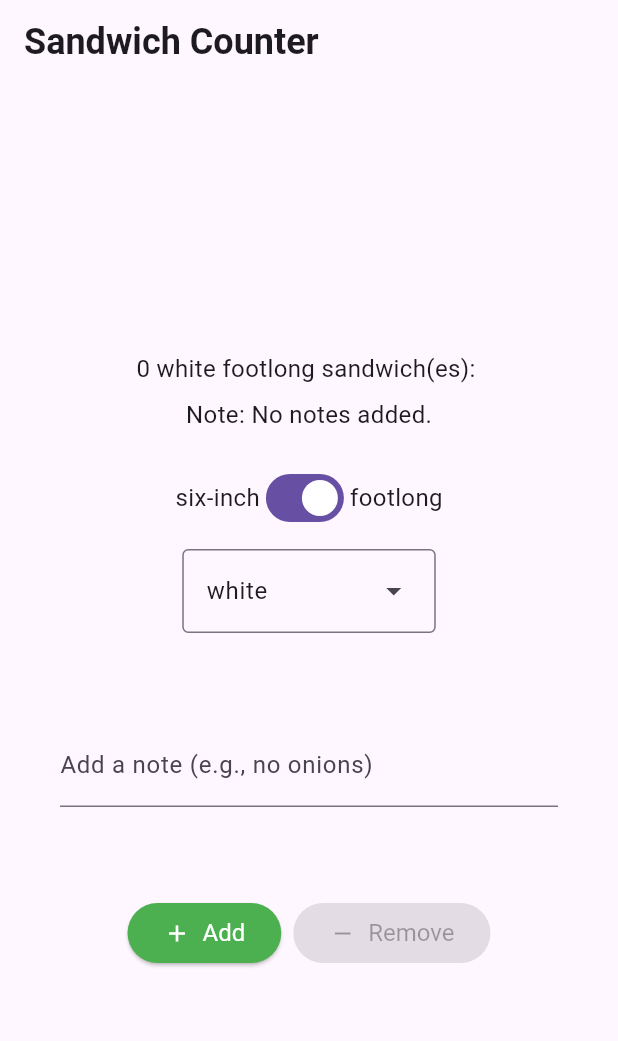
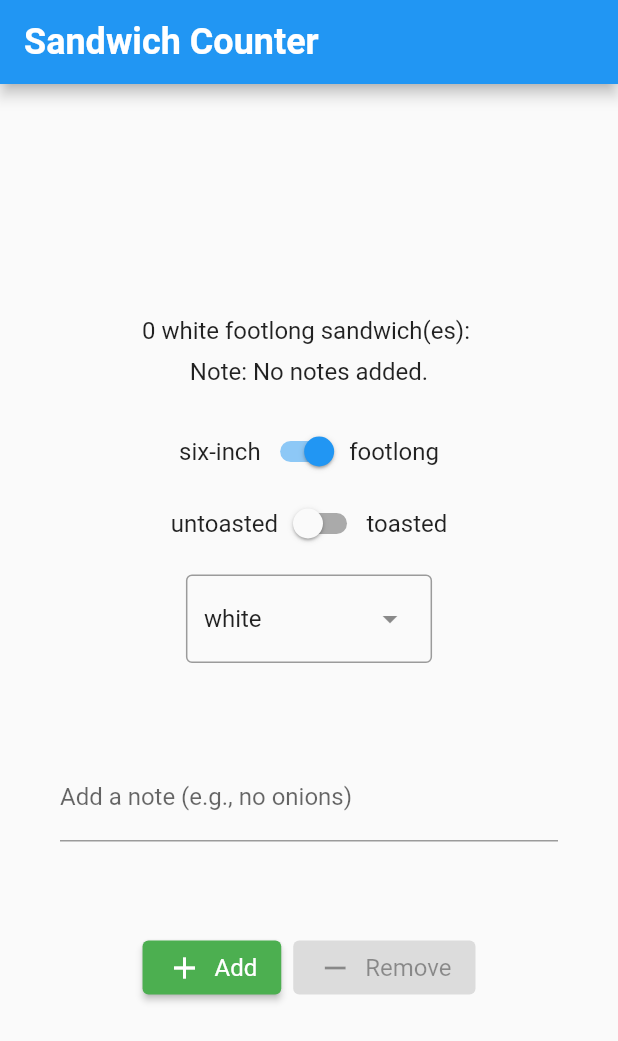
Before and after one commit to Marinos551/sandwich_shop1, a Flutter app: the screen it shows after launch, on a phone screen of 412 x 824 dp. Shown: the top 1041 px of the screen. Run offline on Flutter 3.47's test engine with Material 3 defaults, Android fonts, the phone set to English and light mode, and no system bars.

Commit message:
Update the widget to show whether the sandwish is toasted or not

```diff
--- a/lib/main.dart
+++ b/lib/main.dart
@@ -1,8 +1,6 @@
 import 'package:flutter/material.dart';
-
 import 'package:sandwich_shop/views/app_styles.dart';
 import 'package:sandwich_shop/repositories/order_repository.dart';
-
 
 enum BreadType { white, wheat, wholemeal }
 
@@ -15,9 +13,11 @@ class App extends StatelessWidget {
 
   @override
   Widget build(BuildContext context) {
-    return const MaterialApp(
+    return MaterialApp(
+      debugShowCheckedModeBanner: false,
       title: 'Sandwich Shop App',
-      home: OrderScreen(maxQuantity: 5),
+      theme: ThemeData(useMaterial3: false),
+      home: const OrderScreen(maxQuantity: 5),
     );
   }
 }
@@ -37,6 +37,7 @@ class _OrderScreenState extends State<OrderScreen> {
   late final OrderRepository _orderRepository;
   final TextEditingController _notesController = TextEditingController();
   bool _isFootlong = true;
+  bool _isToasted = false;
   BreadType _selectedBreadType = BreadType.white;
 
   @override
@@ -127,10 +128,25 @@ class _OrderScreenState extends State<OrderScreen> {
               children: [
                 const Text('six-inch', style: normalText),
                 Switch(
+                  key: const Key('sandwichType_switch'),
                   value: _isFootlong,
                   onChanged: _onSandwichTypeChanged,
                 ),
                 const Text('footlong', style: normalText),
+              ],
+            ),
+            Row(
+              mainAxisAlignment: MainAxisAlignment.center,
+              children: [
+                const Text('untoasted', style: normalText),
+                Switch(
+                  key: const Key('toasted_switch'),
+                  value: _isToasted,
+                  onChanged: (value) {
+                    setState(() => _isToasted = value);
+                  },
+                ),
+                const Text('toasted', style: normalText),
               ],
             ),
             const SizedBox(height: 10),
```
